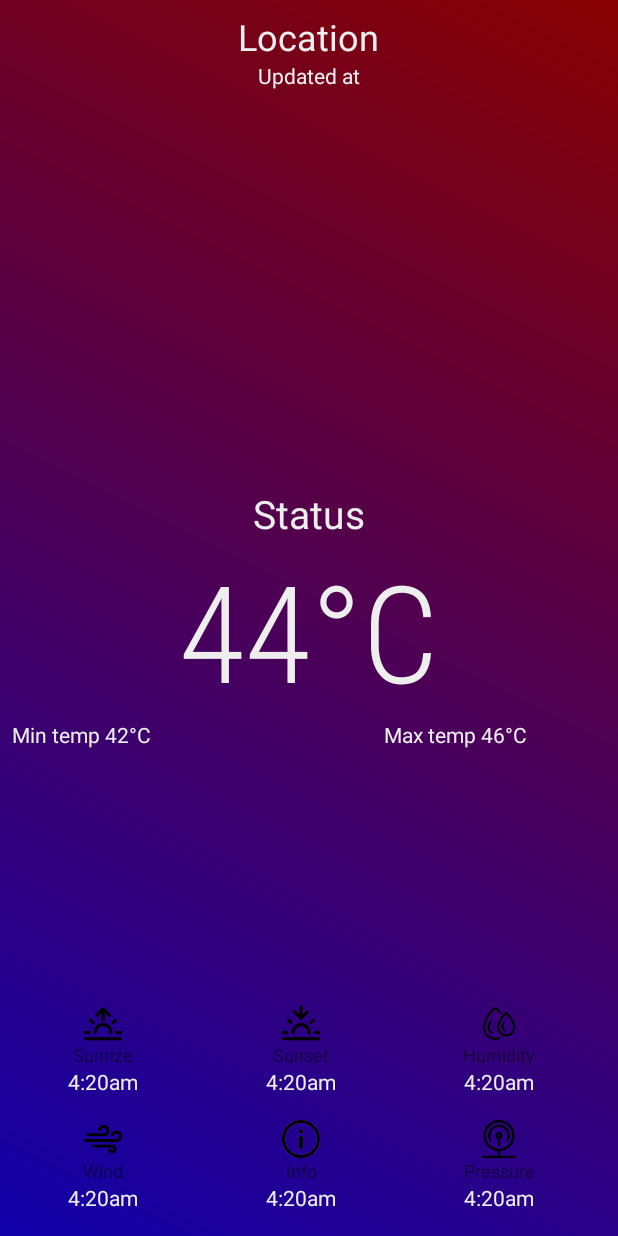
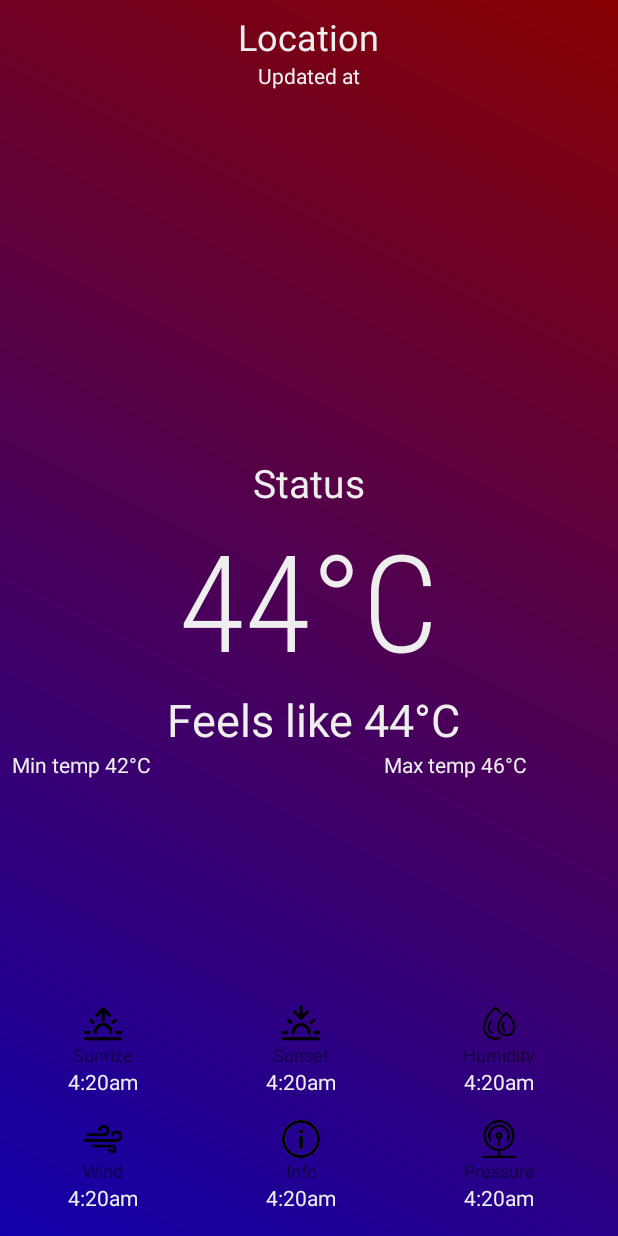
Before and after one commit to SomeAnonimCoder/MyWeatherApp, an Android app: the layout activity_main.xml on its own in the app's theme, with its tools: preview values and no code run, on a phone screen of 412 x 824 dp. Run offline under Robolectric (Android 15) with nearby library versions, the phone set to English and light mode, and no system bars.

Commit message:
Add "FeelsLike" demonstration

```diff
--- a/app/src/main/res/layout/activity_main.xml
+++ b/app/src/main/res/layout/activity_main.xml
@@ -68,6 +68,15 @@
                 android:text="44°C"
                 android:textColor="#EEEEEE"
                 android:textSize="90sp" />
+
+            <TextView
+                android:id="@+id/feels_like"
+                android:layout_width="wrap_content"
+                android:layout_height="wrap_content"
+                android:layout_gravity="center"
+                android:text=" Feels like 44°C"
+                android:textColor="#EEEEEE"
+                android:textSize="30sp" />
 
             <LinearLayout
                 android:layout_width="match_parent"
```
Also changed, not shown: app/src/main/java/com/dont/want/code/labs/myweatherapp/MainActivity.kt (+7 -3 lines).
